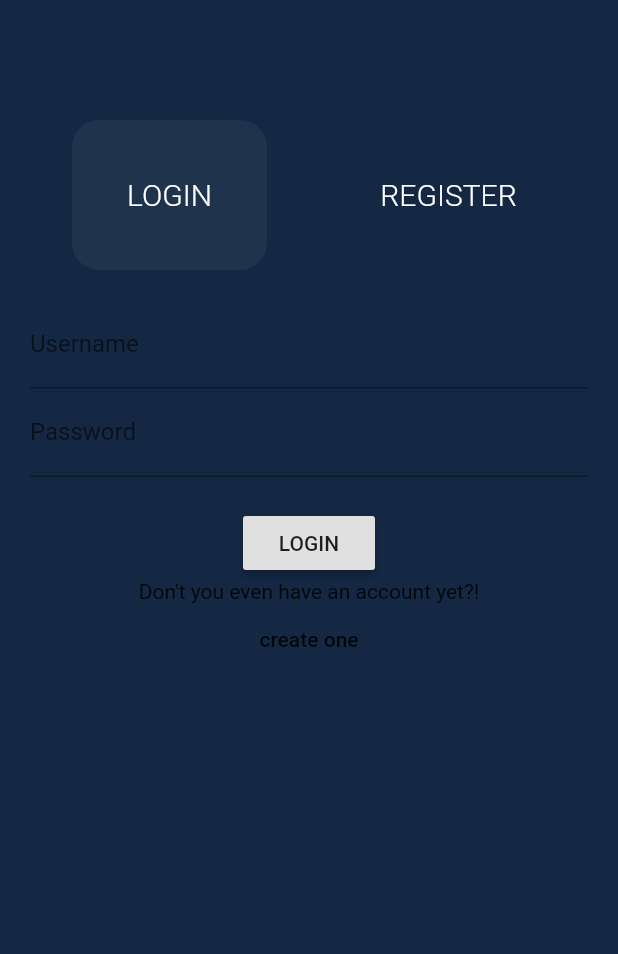
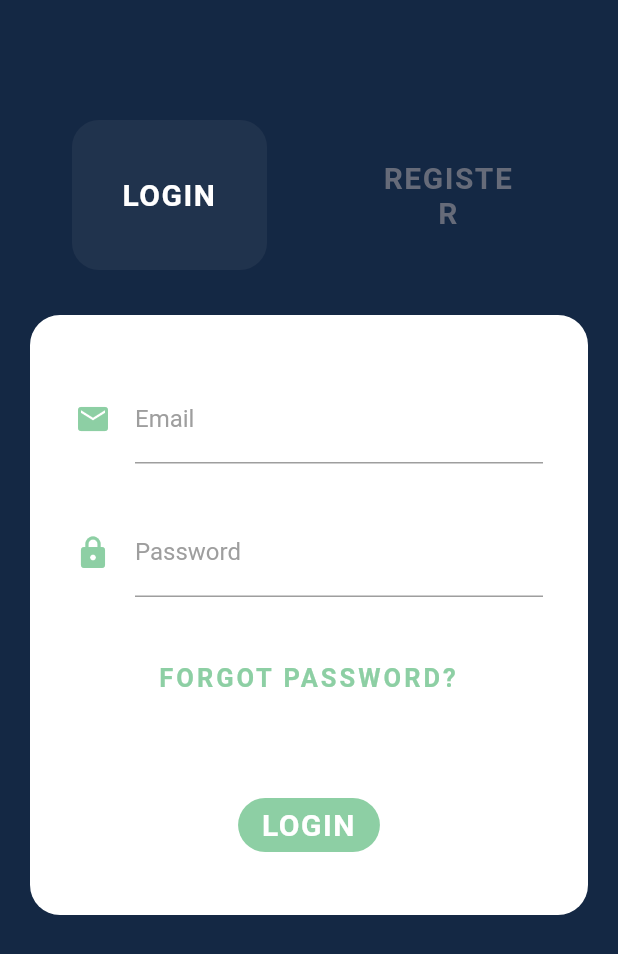
Before and after one commit to AntonForsvall/countWindows_app, a Flutter app: the screen it shows after launch, on a phone screen of 412 x 824 dp. Shown: the top 954 px of the screen. Run offline on Flutter 3.47's test engine with Material 2 defaults, Android fonts, the light colour scheme and no system bars; our stand-ins replace rxdart, shared_preferences.

Commit message:
UI on Loginpage soon finshed

```diff
--- a/App/countwindowsapp/lib/Screens/login.dart
+++ b/App/countwindowsapp/lib/Screens/login.dart
@@ -44,14 +44,17 @@ class _LoginPageState extends State<LoginPage> {
                   child: Text(
                     'LOGIN',
                     textAlign: TextAlign.center,
-                      style:
-                          TextStyle(color: Colors.white, fontWeight: FontWeight.w300, fontSize: 20),
+                    style: TextStyle(
+                        color: Colors.white,
+                        fontWeight: FontWeight.w600,
+                        fontSize: 20,
+                        letterSpacing: 1,)
+                        ,
                   ),
-
-
                   onPressed: () {},
                   color: Color(0xF521334D),
-                  shape: RoundedRectangleBorder(borderRadius: BorderRadius.circular(18.0)),
+                  shape: RoundedRectangleBorder(
+                      borderRadius: BorderRadius.circular(18.0)),
                 ),
               ),
               Container(
@@ -61,31 +64,70 @@ class _LoginPageState extends State<LoginPage> {
                   child: Text(
                     'REGISTER',
                     textAlign: TextAlign.center,
-                  style:
-                      TextStyle(color: Colors.white, fontWeight: FontWeight.w300, fontSize: 20),
+                    style: TextStyle(
+                        color: Color.fromRGBO(102, 107, 121, 100),
+                        fontWeight: FontWeight.w600,
+                        fontSize: 20, letterSpacing: 1),
                   ),
-
-
                   onPressed: () {},
-              shape: RoundedRectangleBorder(borderRadius: BorderRadius.circular(18.0)),
+                  shape: RoundedRectangleBorder(
+                      borderRadius: BorderRadius.circular(18.0)),
                 ),
               ),
             ],
           ),
-          SizedBox(height: 20.0),
+          SizedBox(height: 30.0),
+          Container(
+            height: 400,
+            padding: EdgeInsets.all(30),
+            decoration: BoxDecoration(
+                borderRadius: BorderRadius.circular(20), color: Colors.white,),
+            child: Center(
+                child: Column(
+                  children: <Widget>[
+                    SizedBox(height: 10.0),
                     TextFormField(
                         controller: usernameText,
                         keyboardType: TextInputType.emailAddress,
-            decoration: InputDecoration(labelText: 'Username'),
+                        decoration: InputDecoration(
+                          labelText: 'Email',
+                          icon: Icon(
+                            Icons.mail,
+                            color: Color(0xF88ACEA1),
                           ),
+                          labelStyle: TextStyle(color: Colors.grey),
+                        )),
+                    SizedBox(height: 30.0),
                     TextFormField(
                       controller: passwordText,
                       obscureText: true,
-            decoration: InputDecoration(labelText: 'Password'),
+                      decoration: InputDecoration(
+                        labelText: 'Password',
+                        icon: Icon(Icons.lock, color: Color(0xF88ACEA1)),
+                        labelStyle: TextStyle(color: Colors.grey),
                       ),
-          SizedBox(height: 20.0),
-          RaisedButton(
-              child: Text('LOGIN'),
+                    ),
+                    SizedBox(height: 30.0),
+                    FlatButton(child: Text('FORGOT PASSWORD?',  textAlign: TextAlign.center,
+                    style: TextStyle(
+                        color: Color(0xF88ACEA1),
+                        fontWeight: FontWeight.w600,
+                        fontSize: 17,
+                        letterSpacing: 2
+                        ),
+                  ),
+                  onPressed: () {},),
+                  SizedBox(height: 50.0),
+                  Container(
+                    child: FlatButton(
+                  child: Text(
+                    'LOGIN',
+                    textAlign: TextAlign.center,
+                    style: TextStyle(
+                        color: Colors.white,
+                        fontWeight: FontWeight.w600,
+                        fontSize: 20, letterSpacing: 1),
+                  ),
                   onPressed: () {
                     if (usernameText.text != null || passwordText.text != null) {
                   userBloc
@@ -94,24 +136,18 @@ class _LoginPageState extends State<LoginPage> {
                     widget.login();
                   });
                 }
-              }),
-          Container(
-              child: Column(
-            children: <Widget>[
-              Text(
-                "Don't you even have an account yet?!",
-                textAlign: TextAlign.center,
+                  },
+                  color: Color(0xF88ACEA1),
+                  shape: RoundedRectangleBorder(
+                      borderRadius: BorderRadius.circular(18.0)),
                 ),
-              FlatButton(
-                child: Text(
-                  "create one",
-                ),
-                onPressed: () {
-                  signupPage();
-                },
+
                   )
                   ],
-          ))
+                ),
+              ),
+
+          ),
         ]));
   }
 
```
Lines whose indentation alone changed are shown as unchanged.
